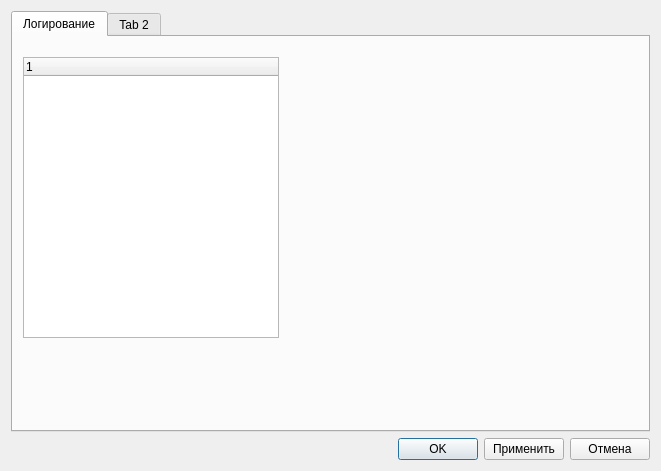
Qt form settingsdialog.ui (AlexeyKulbitsky/Constructor) before a commit.
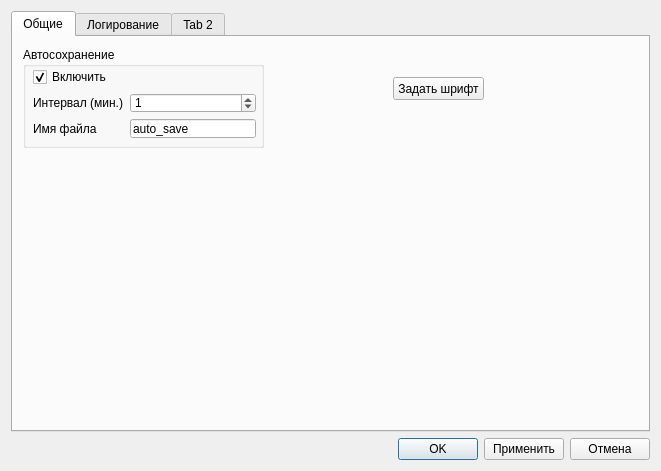
The same form after that commit.

What changed in the file:
```diff
--- a/settingsdialog.ui
+++ b/settingsdialog.ui
@@ -57,6 +57,90 @@
      <property name="currentIndex">
       <number>0</number>
      </property>
+     <widget class="QWidget" name="tab">
+      <attribute name="title">
+       <string>Общие</string>
+      </attribute>
+      <widget class="QGroupBox" name="groupBox">
+       <property name="geometry">
+        <rect>
+         <x>10</x>
+         <y>10</y>
+         <width>241</width>
+         <height>101</height>
+        </rect>
+       </property>
+       <property name="title">
+        <string>Автосохранение</string>
+       </property>
+       <widget class="QWidget" name="">
+        <property name="geometry">
+         <rect>
+          <x>10</x>
+          <y>20</y>
+          <width>223</width>
+          <height>71</height>
+         </rect>
+        </property>
+        <layout class="QGridLayout" name="gridLayout_2">
+         <item row="0" column="0">
+          <widget class="QCheckBox" name="autoSaveCheckBox">
+           <property name="text">
+            <string>Включить</string>
+           </property>
+           <property name="checked">
+            <bool>true</bool>
+           </property>
+          </widget>
+         </item>
+         <item row="1" column="0">
+          <widget class="QLabel" name="label">
+           <property name="text">
+            <string>Интервал (мин.)</string>
+           </property>
+          </widget>
+         </item>
+         <item row="1" column="1">
+          <widget class="QDoubleSpinBox" name="autoSaveIntervalDoubleSpinBox">
+           <property name="decimals">
+            <number>0</number>
+           </property>
+           <property name="value">
+            <double>1.000000000000000</double>
+           </property>
+          </widget>
+         </item>
+         <item row="2" column="0">
+          <widget class="QLabel" name="label_2">
+           <property name="text">
+            <string>Имя файла</string>
+           </property>
+          </widget>
+         </item>
+         <item row="2" column="1">
+          <widget class="QLineEdit" name="autoSvaeFileNameLineEdit">
+           <property name="text">
+            <string>auto_save</string>
+           </property>
+          </widget>
+         </item>
+        </layout>
+       </widget>
+      </widget>
+      <widget class="QPushButton" name="fontPushButton">
+       <property name="geometry">
+        <rect>
+         <x>380</x>
+         <y>40</y>
+         <width>91</width>
+         <height>23</height>
+        </rect>
+       </property>
+       <property name="text">
+        <string>Задать шрифт</string>
+       </property>
+      </widget>
+     </widget>
      <widget class="QWidget" name="logTab">
       <attribute name="title">
        <string>Логирование</string>
```
